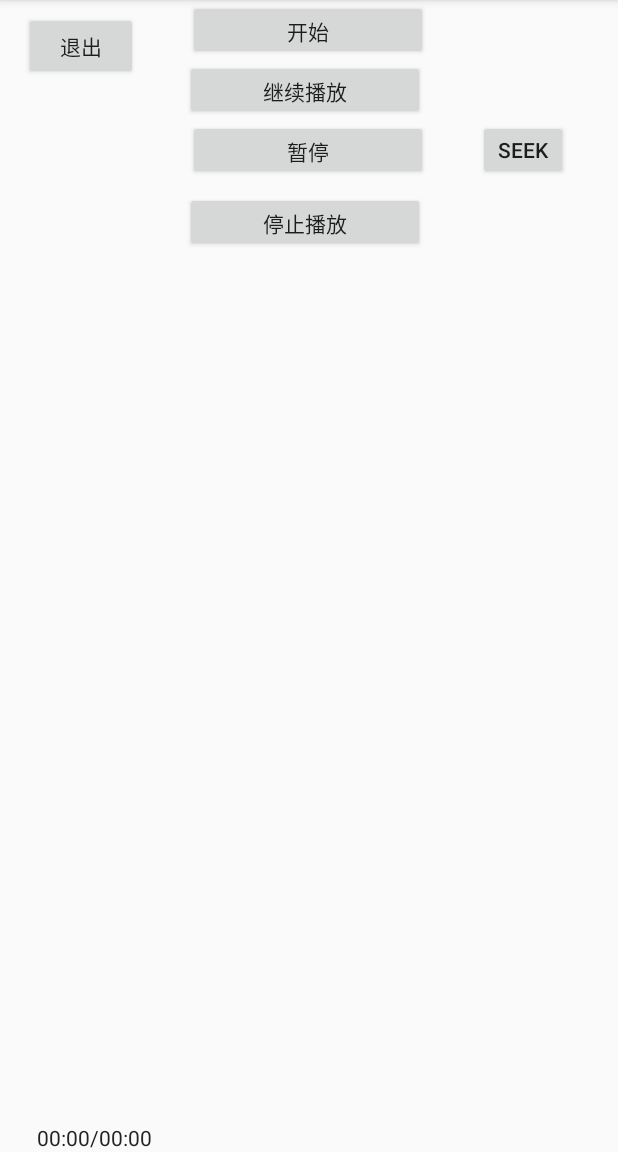
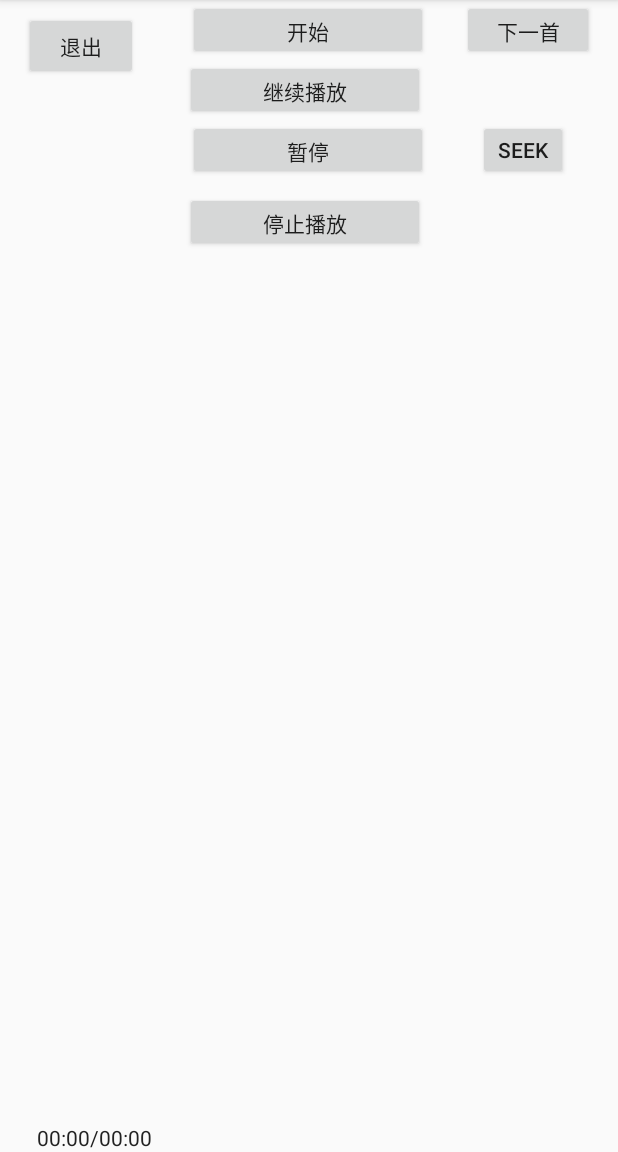
Before and after one commit to kfrepo/FFmusic, an Android app: the screen it shows after launch (MainActivity), on a phone screen of 412 x 824 dp, the part 84-1236 px from its top. Run offline under Robolectric (Android 15) with nearby library versions, the phone set to English and light mode, and no system bars; 9 statements that could not run were skipped.

Commit message:
next play

```diff
--- a/app/src/main/java/com/wguet/ffmusic/MainActivity.java
+++ b/app/src/main/java/com/wguet/ffmusic/MainActivity.java
@@ -34,6 +34,7 @@ public class MainActivity extends AppCompatActivity {
     private Button btStop;
     private Button btSeek;
     private Button btFinish;
+    private Button btNext;
     private TextView tvPlayTime;
 
     @Override
@@ -83,6 +84,7 @@ public class MainActivity extends AppCompatActivity {
         btSeek = (Button) findViewById(R.id.bt_seek);
         btFinish= (Button) findViewById(R.id.bt_finish);
         tvPlayTime = (TextView) findViewById(R.id.tv_playtime);
+        btNext = (Button) findViewById(R.id.bt_next);
 
         ffPlayer = new FFPlayer();
         ffPlayer.setPreparedListener(new FFOnPreparedListener() {
@@ -146,7 +148,7 @@ public class MainActivity extends AppCompatActivity {
                 runOnUiThread(new Runnable() {
                     @Override
                     public void run() {
-                        tvPlayTime.setText("00/00");
+                        tvPlayTime.setText("00/00 播放结束");
                     }
                 });
             }
@@ -186,7 +188,7 @@ public class MainActivity extends AppCompatActivity {
         btSeek.setOnClickListener(new View.OnClickListener() {
             @Override
             public void onClick(View v) {
-                ffPlayer.seek(215);
+                ffPlayer.seek(190);
             }
         });
 
@@ -194,6 +196,14 @@ public class MainActivity extends AppCompatActivity {
             @Override
             public void onClick(View v) {
                 android.os.Process.killProcess(android.os.Process.myPid());
+            }
+        });
+
+        btNext.setOnClickListener(new View.OnClickListener(){
+
+            @Override
+            public void onClick(View v) {
+                ffPlayer.playNext("http://ngcdn004.cnr.cn/live/dszs/index.m3u8");
             }
         });
     }
--- a/app/src/main/res/layout/activity_main.xml
+++ b/app/src/main/res/layout/activity_main.xml
@@ -15,12 +15,25 @@
         android:layout_marginTop="0dp"
         android:layout_marginEnd="8dp"
         android:text="开始"
-        app:layout_constraintBottom_toTopOf="@+id/bt_finish"
         app:layout_constraintEnd_toEndOf="parent"
         app:layout_constraintHorizontal_bias="0.498"
         app:layout_constraintStart_toStartOf="parent"
         app:layout_constraintTop_toTopOf="parent"
         app:layout_constraintVertical_bias="0.012" />
+
+    <Button
+        android:id="@+id/bt_next"
+        android:layout_width="wrap_content"
+        android:layout_height="40dp"
+        android:layout_marginStart="8dp"
+        android:layout_marginEnd="8dp"
+        android:text="下一首"
+        app:layout_constraintBottom_toTopOf="@+id/bt_finish"
+        app:layout_constraintEnd_toEndOf="parent"
+        app:layout_constraintHorizontal_bias="0.973"
+        app:layout_constraintStart_toStartOf="parent"
+        app:layout_constraintTop_toTopOf="parent"
+        app:layout_constraintVertical_bias="0.0" />
 
     <Button
         android:id="@+id/bt_resume"
--- a/myplayer/build.gradle
+++ b/myplayer/build.gradle
@@ -16,7 +16,7 @@ android {
         externalNativeBuild {
             cmake {
                 cppFlags ""//-frtti -fexceptions ,
-                abiFilters "armeabi","armeabi-v7a","x86"
+                abiFilters "armeabi-v7a","x86"
             }
         }
 
```
Also changed, not shown: myplayer/src/main/java/com/wguet/myplayer/player/FFPlayer.java (+13 -1 lines), 5 other files.
